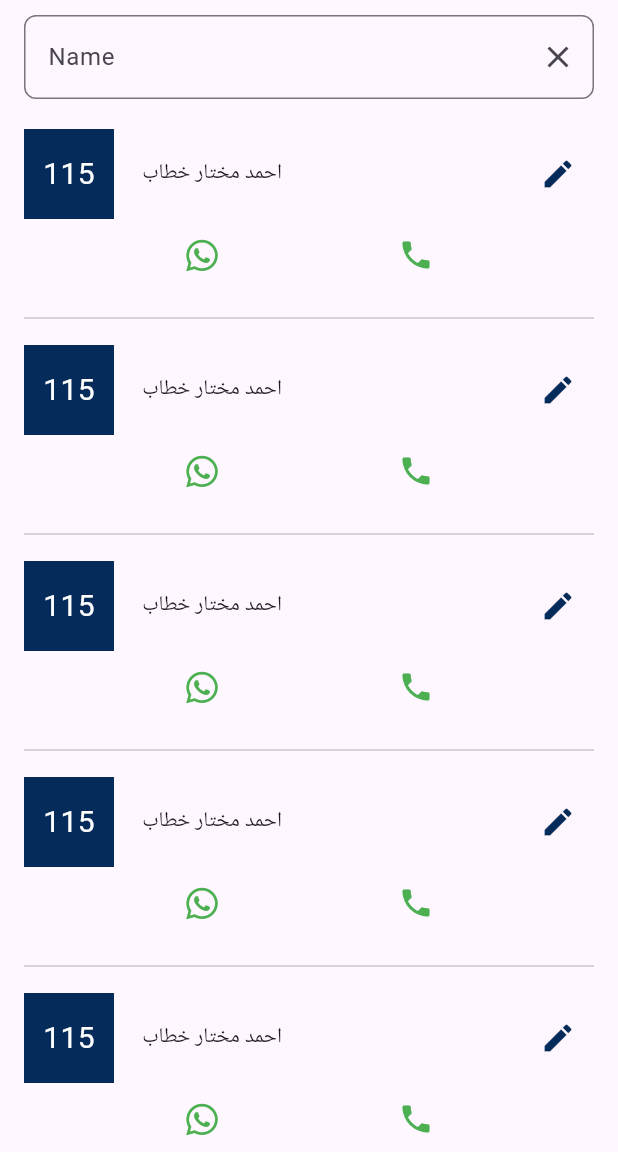
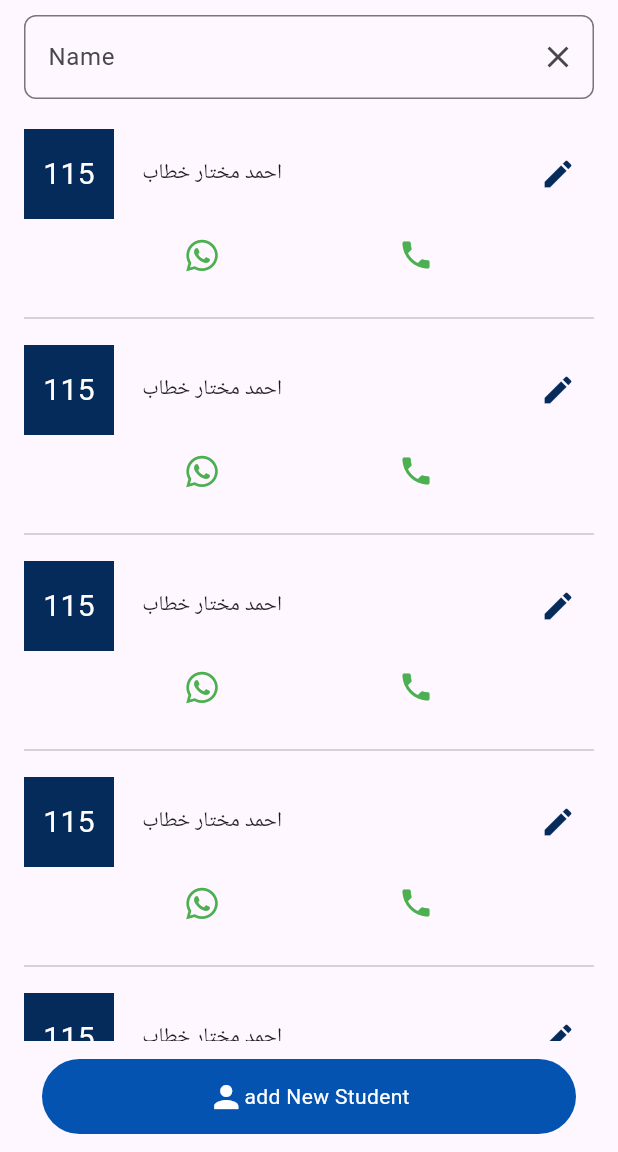
Before and after one commit to abd0-kha1ed/attendance-system, a Flutter app: the StudentListView screen opened by its route, on a phone screen of 412 x 824 dp, the part 84-1236 px from its top. Run offline on Flutter 3.47's test engine with Material 3 defaults, Android fonts, the phone set to English and light mode, and no system bars; our stand-ins replace font_awesome_flutter, go_router.

Commit message:
create cusonm add button and refactor and rename some files

```diff
--- a/lib/feature/teacher/presentation/view/widgets/add_new_assistant_widget.dart
+++ b/lib/core/widgets/cusomt_add_new_button_widget.dart
@@ -1,35 +1,32 @@
-import 'package:attendance/core/utils/app_routers.dart';
 import 'package:flutter/material.dart';
-import 'package:go_router/go_router.dart';
 
-class AddNewAssisstantWidget extends StatelessWidget {
-  const AddNewAssisstantWidget({
-    super.key,
-  });
-
+class CustomAddNewbuttonWidget extends StatelessWidget {
+  const CustomAddNewbuttonWidget(
+      {super.key, required this.text, this.icons, this.onTap});
+  final String text;
+  final IconData? icons;
+  final void Function()? onTap;
   @override
   Widget build(BuildContext context) {
     return GestureDetector(
-      onTap: () {
-        GoRouter.of(context).push(AppRouters.kAddNewAssistant);
-      },
+      onTap: onTap,
       child: Container(
         decoration: BoxDecoration(
           color: const Color(0XFF0453B0),
           borderRadius: BorderRadius.circular(50),
         ),
         height: 50,
-        child: const Center(
+        child: Center(
           child: Row(
             mainAxisAlignment: MainAxisAlignment.center,
             children: [
               Icon(
-                Icons.person,
+                icons,
                 color: Colors.white,
               ),
               Text(
-                'Add New Assistant',
-                style: TextStyle(color: Colors.white),
+                text,
+                style: const TextStyle(color: Colors.white),
               )
             ],
           ),
--- a/lib/feature/studentList/presentation/views/widgets/student_list_view_body.dart
+++ b/lib/feature/studentList/presentation/views/widgets/student_list_view_body.dart
@@ -1,3 +1,4 @@
+import 'package:attendance/core/widgets/cusomt_add_new_button_widget.dart';
 import 'package:attendance/feature/studentList/presentation/views/widgets/custom_search_student_list.dart';
 
 import 'package:attendance/feature/studentList/presentation/views/widgets/student_list_view_body_widget.dart';
@@ -19,11 +20,17 @@ class StudentListViewBody extends StatelessWidget {
             height: 20,
           ),
           Expanded(
-            child: ListView.builder(
-                itemCount: 15,
-                itemBuilder: (context, index) {
-                  return const StudentListviewBodyWidget();
-                }),
+            child: ListView.builder(itemBuilder: (context, index) {
+              return const StudentListviewBodyWidget();
+            }),
+          ),
+          Padding(
+            padding: const EdgeInsets.all(12.0),
+            child: CustomAddNewbuttonWidget(
+              text: "add New Student",
+              icons: Icons.person,
+              onTap: () {},
+            ),
           )
         ],
       ),
--- a/pubspec.yaml
+++ b/pubspec.yaml
@@ -2,7 +2,7 @@ name: attendance
 description: "A new Flutter project."
 # The following line prevents the package from being accidentally published to
 # pub.dev using `flutter pub publish`. This is preferred for private packages.
-publish_to: 'none' # Remove this line if you wish to publish to pub.dev
+publish_to: "none" # Remove this line if you wish to publish to pub.dev
 
 # The following defines the version and build number for your application.
 # A version number is three numbers separated by dots, like 1.2.43
@@ -31,6 +31,8 @@ dependencies:
   cupertino_icons: ^1.0.8
   flutter:
     sdk: flutter
+  flutter_easyloading: ^3.0.5
+  flutter_form_builder: ^9.5.0
   font_awesome_flutter: ^10.7.0
   go_router: ^14.3.0
   responsive_framework: ^1.5.1
@@ -44,7 +46,6 @@ dev_dependencies:
 # following page: https://dart.dev/tools/pub/pubspec
 # The following section is specific to Flutter packages.
 flutter:
-
   # The following line ensures that the Material Icons font is
   # included with your application, so that you can use the icons in
   # the material Icons class.
```
Also changed, not shown: lib/feature/studentList/presentation/views/widgets/featured_students_view_body.dart (+12 -15 lines), lib/feature/studentList/presentation/views/widgets/student_list_view_widget.dart (added, +26 -0 lines), lib/feature/teacher/presentation/view/widgets/teacher_view_body.dart (+13 -8 lines), lib/main.dart (+0 -12 lines), pubspec.lock.
